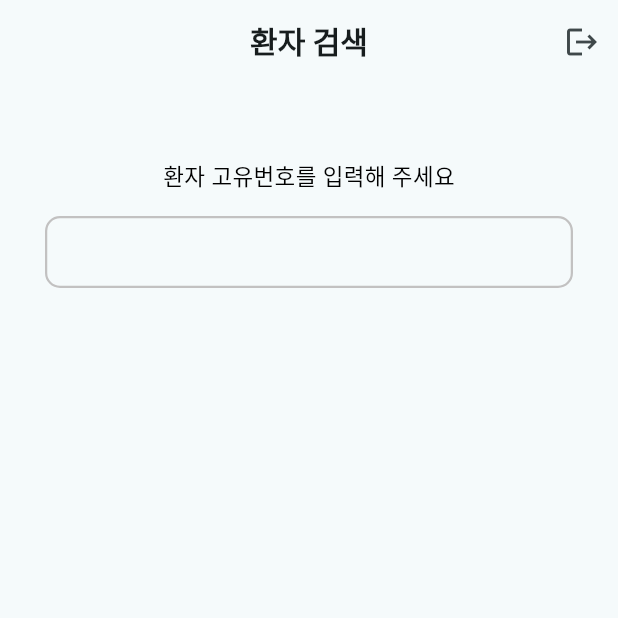
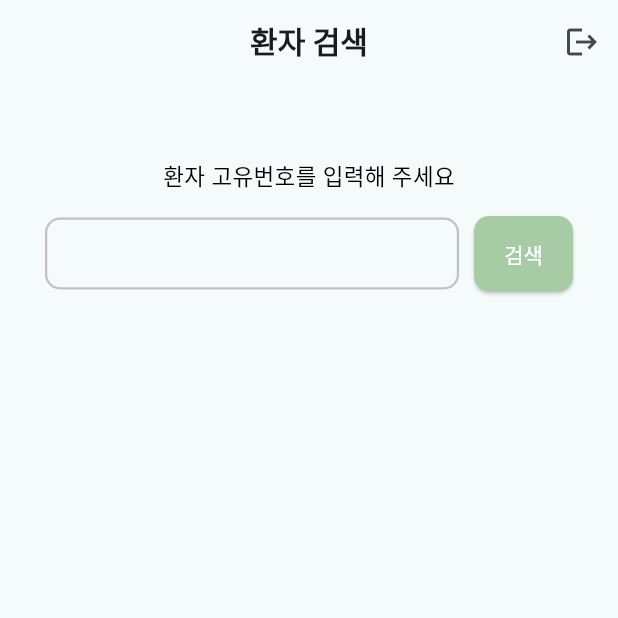
Before and after one commit to hyun56/Dowajo, a Flutter app: the PatientSearchScreen screen opened directly, on a phone screen of 412 x 824 dp, the top half of it. Run offline on Flutter 3.47's test engine with Material 3 defaults, Android fonts, the phone set to English and light mode, and no system bars; our stand-ins replace cloud_firestore, firebase_auth, firebase_core, firebase_database, firebase_messaging, flutter_local_notifications and 6 more; missing offline and left inert: android_alarm_manager_plus, workmanager; accounts and stored records are empty.

Commit message:
정민 - 최종 수정

```diff
--- a/lib/Screens/patient_search_screen.dart
+++ b/lib/Screens/patient_search_screen.dart
@@ -15,6 +15,7 @@ class PatientSearchScreen extends StatefulWidget {
 
 class _PatientSearchScreenState extends State<PatientSearchScreen> {
   final PatientController controller = Get.put(PatientController());
+  final TextEditingController _textController = TextEditingController();
 
   @override
   void initState() {
@@ -23,12 +24,27 @@ class _PatientSearchScreenState extends State<PatientSearchScreen> {
     FcmManager.initialize();
   }
 
+  void _onSearch() async {
+    FocusScope.of(context).unfocus();
+
+    String? id = _textController.text;
+
+    controller.searchPatient(id);
+    // searchResult가 업데이트 될 때까지 기다립니다.
+    once(controller.searchResult, (_) {
+      // searchResult의 값이 null이거나 비어있는지 확인합니다.
+      if (controller.searchResult.value == null ||
+          controller.searchResult.value!.isEmpty) {
+        Get.snackbar('알림', '환자 정보를 찾을 수 없습니다. 다시 확인해 주세요.');
+      }
+    });
+  }
+
   @override
   Widget build(BuildContext context) {
     return Scaffold(
       appBar: AppBar(
         automaticallyImplyLeading: false, //자동으로 생성되는 뒤로가기 제거
-
         title: const Text(
           '환자 검색',
           style: TextStyle(
@@ -59,11 +75,14 @@ class _PatientSearchScreenState extends State<PatientSearchScreen> {
           ),
           Padding(
             padding: const EdgeInsets.symmetric(horizontal: 30, vertical: 15),
-            child: TextField(
+            child: Row(
+              children: [
+                Expanded(
+                  child: TextFormField(
+                    controller: _textController,
                     keyboardType: TextInputType.number,
                     textAlign: TextAlign.center,
                     decoration: InputDecoration(
-// labelText: '환자 고유번호 입력',
                       contentPadding:
                           const EdgeInsets.fromLTRB(15.0, 10.0, 10.0, 10.0),
                       enabledBorder: OutlineInputBorder(
@@ -81,19 +100,27 @@ class _PatientSearchScreenState extends State<PatientSearchScreen> {
                         ),
                       ),
                     ),
-              onSubmitted: (String value) async {
-                String? id = value;
-
-                controller.searchPatient(id);
-                // searchResult가 업데이트 될 때까지 기다립니다.
-                once(controller.searchResult, (_) {
-                  // searchResult의 값이 null이거나 비어있는지 확인합니다.
-                  if (controller.searchResult.value == null ||
-                      controller.searchResult.value!.isEmpty) {
-                    Get.snackbar('알림', '환자 정보를 찾을 수 없습니다. 다시 확인해 주세요.');
-                  }
-                });
-              },
+                  ),
+                ),
+                const SizedBox(width: 10),
+                ElevatedButton(
+                  onPressed: _onSearch,
+                  style: ElevatedButton.styleFrom(
+                    padding: const EdgeInsets.symmetric(
+                        horizontal: 20, vertical: 15),
+                    backgroundColor: const Color(0xFFA6CBA5),
+                    shape: RoundedRectangleBorder(
+                      borderRadius: BorderRadius.circular(10),
+                    ),
+                  ),
+                  child: const Text(
+                    '검색',
+                    style: TextStyle(
+                      color: Colors.white,
+                    ),
+                  ),
+                ),
+              ],
             ),
           ),
           Expanded(
```
Also changed, not shown: lib/Screens/home_screen.dart (+71 -11 lines), pubspec.lock. Lines whose indentation alone changed are shown as unchanged.
